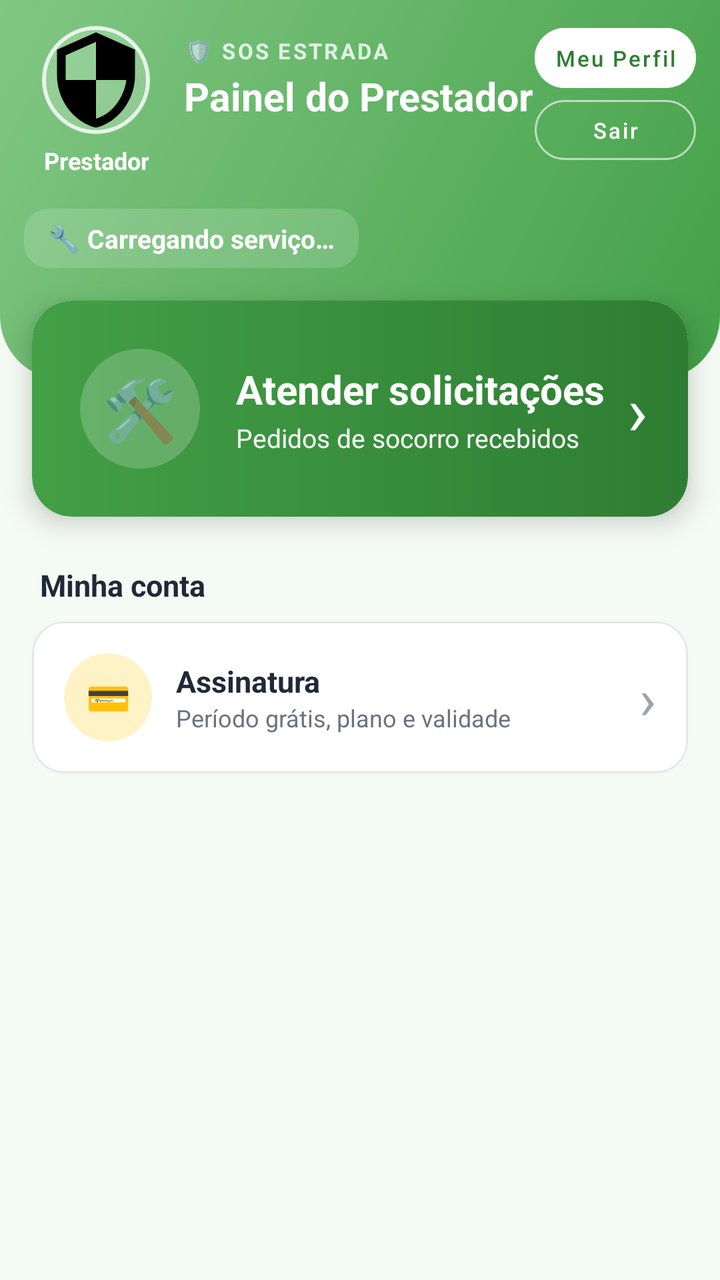
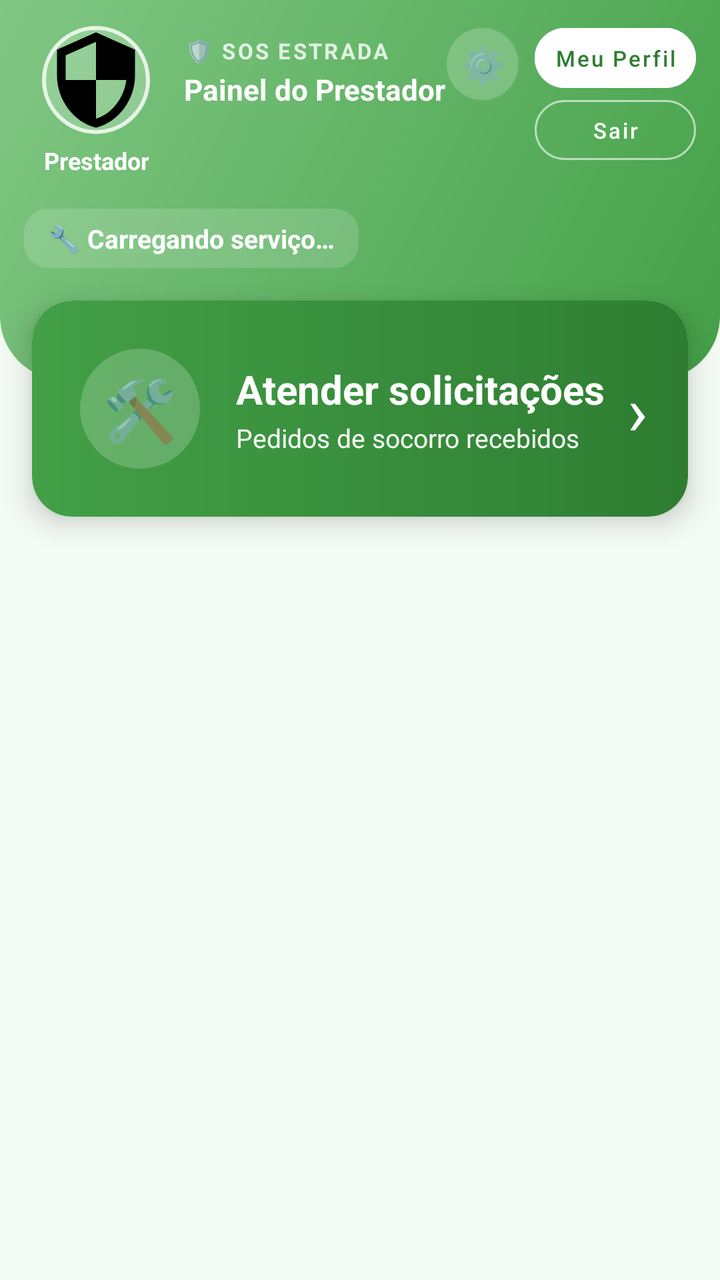

Two renders of the same Android screen: before a commit and after it. Below are the layout's source before the change and the commit's diff.
<!-- AndroidManifest.xml: application theme Theme.MaterialComponents.Light.NoActionBar -->
<!-- res/layout/activity_prestador_dashboard.xml -->
<?xml version="1.0" encoding="utf-8"?>
<ScrollView xmlns:android="http://schemas.android.com/apk/res/android"
    xmlns:app="http://schemas.android.com/apk/res-auto"
    xmlns:tools="http://schemas.android.com/tools"
    android:layout_width="match_parent"
    android:layout_height="match_parent"
    android:background="@color/prestador_fundo"
    android:fillViewport="true"
    android:fitsSystemWindows="true"
    tools:context=".PrestadorDashboardActivity">

    <LinearLayout
        android:layout_width="match_parent"
        android:layout_height="wrap_content"
        android:orientation="vertical">

        
        <LinearLayout
            android:layout_width="match_parent"
            android:layout_height="wrap_content"
            android:background="@drawable/bg_prestador_header"
            android:orientation="vertical"
            android:paddingStart="12dp"
            android:paddingTop="12dp"
            android:paddingEnd="12dp"
            android:paddingBottom="56dp">

            <LinearLayout
                android:layout_width="match_parent"
                android:layout_height="wrap_content"
                android:gravity="top"
                android:orientation="horizontal">

                
                <LinearLayout
                    android:layout_width="72dp"
                    android:layout_height="wrap_content"
                    android:gravity="center_horizontal"
                    android:orientation="vertical">

                    <com.google.android.material.imageview.ShapeableImageView
                        android:id="@+id/ivFotoPrestadorPainel"
                        android:layout_width="56dp"
                        android:layout_height="56dp"
                        android:background="#33FFFFFF"
                        android:padding="2dp"
                        android:scaleType="centerCrop"
                        android:src="@drawable/ic_admin"
                        app:shapeAppearanceOverlay="@style/AdminLogoCircular"
                        app:strokeColor="#CCFFFFFF"
                        app:strokeWidth="2dp" />

                    <TextView
                        android:id="@+id/tvNomePrestadorPainel"
                        android:layout_width="wrap_content"
                        android:layout_height="wrap_content"
                        android:layout_marginTop="4dp"
                        android:ellipsize="end"
                        android:gravity="center"
                        android:maxLines="1"
                        android:text="Prestador"
                        android:textColor="@android:color/white"
                        android:textSize="12sp"
                        android:textStyle="bold" />
                </LinearLayout>

                <LinearLayout
                    android:layout_width="0dp"
                    android:layout_height="wrap_content"
                    android:layout_marginStart="8dp"
                    android:layout_marginTop="6dp"
                    android:layout_weight="1"
                    android:orientation="vertical">

                    <TextView
                        android:layout_width="wrap_content"
                        android:layout_height="wrap_content"
                        android:letterSpacing="0.1"
                        android:text="🛡️ SOS ESTRADA"
                        android:textColor="#CCFFFFFF"
                        android:textSize="11sp"
                        android:textStyle="bold" />

                    <TextView
                        android:layout_width="match_parent"
                        android:layout_height="28dp"
                        android:layout_marginTop="2dp"
                        android:maxLines="1"
                        android:text="Painel do Prestador"
                        android:textColor="@android:color/white"
                        android:textStyle="bold"
                        app:autoSizeMaxTextSize="20sp"
                        app:autoSizeMinTextSize="13sp"
                        app:autoSizeTextType="uniform" />
                </LinearLayout>

                <LinearLayout
                    android:layout_width="wrap_content"
                    android:layout_height="wrap_content"
                    android:layout_marginTop="2dp"
                    android:orientation="vertical">

                    <com.google.android.material.button.MaterialButton
                        android:id="@+id/btnMeuPerfilPrestador"
                        style="@style/Widget.MaterialComponents.Button.UnelevatedButton"
                        android:layout_width="match_parent"
                        android:layout_height="30dp"
                        android:backgroundTint="@android:color/white"
                        android:insetTop="0dp"
                        android:insetBottom="0dp"
                        android:minWidth="0dp"
                        android:minHeight="0dp"
                        android:paddingStart="10dp"
                        android:paddingEnd="10dp"
                        android:text="Meu Perfil"
                        android:textAllCaps="false"
                        android:textColor="@color/prestador_verde_escuro"
                        android:textSize="11sp"
                        app:cornerRadius="15dp" />

                    <com.google.android.material.button.MaterialButton
                        android:id="@+id/btnVoltar"
                        style="@style/Widget.MaterialComponents.Button.OutlinedButton"
                        android:layout_width="match_parent"
                        android:layout_height="30dp"
                        android:layout_marginTop="6dp"
                        android:insetTop="0dp"
                        android:insetBottom="0dp"
                        android:minWidth="0dp"
                        android:minHeight="0dp"
                        android:paddingStart="10dp"
                        android:paddingEnd="10dp"
                        android:text="Sair"
                        android:textAllCaps="false"
                        android:textColor="@android:color/white"
                        android:textSize="11sp"
                        app:cornerRadius="15dp"
                        app:strokeColor="#99FFFFFF" />
                </LinearLayout>
            </LinearLayout>

            
            <TextView
                android:id="@+id/tvServicoPainel"
                android:layout_width="wrap_content"
                android:layout_height="wrap_content"
                android:layout_marginTop="16dp"
                android:background="@drawable/bg_admin_chip"
                android:backgroundTint="#26FFFFFF"
                android:paddingStart="12dp"
                android:paddingTop="6dp"
                android:paddingEnd="12dp"
                android:paddingBottom="6dp"
                android:text="🔧 Carregando serviço…"
                android:textColor="@android:color/white"
                android:textSize="13sp"
                android:textStyle="bold" />
        </LinearLayout>

        
        <com.google.android.material.card.MaterialCardView
            android:id="@+id/btnAtender"
            android:layout_width="match_parent"
            android:layout_height="wrap_content"
            android:layout_marginStart="16dp"
            android:layout_marginTop="-40dp"
            android:layout_marginEnd="16dp"
            android:clickable="true"
            android:focusable="true"
            app:cardCornerRadius="20dp"
            app:cardElevation="8dp">

            <LinearLayout
                android:layout_width="match_parent"
                android:layout_height="wrap_content"
                android:background="@drawable/bg_prestador_atender"
                android:gravity="center_vertical"
                android:orientation="horizontal"
                android:padding="20dp">

                
                <FrameLayout
                    android:layout_width="wrap_content"
                    android:layout_height="wrap_content">

                    <TextView
                        android:layout_width="60dp"
                        android:layout_height="60dp"
                        android:layout_margin="4dp"
                        android:background="@drawable/bg_admin_avatar"
                        android:backgroundTint="#33FFFFFF"
                        android:gravity="center"
                        android:text="🛠️"
                        android:textSize="30sp" />

                    <TextView
                        android:id="@+id/badgeAtender"
                        style="@style/BadgeNotificacao" />
                </FrameLayout>

                <LinearLayout
                    android:layout_width="0dp"
                    android:layout_height="wrap_content"
                    android:layout_marginStart="14dp"
                    android:layout_weight="1"
                    android:orientation="vertical">

                    <TextView
                        android:layout_width="wrap_content"
                        android:layout_height="wrap_content"
                        android:text="Atender solicitações"
                        android:textColor="@android:color/white"
                        android:textSize="20sp"
                        android:textStyle="bold" />

                    <TextView
                        android:layout_width="wrap_content"
                        android:layout_height="wrap_content"
                        android:layout_marginTop="2dp"
                        android:text="Pedidos de socorro recebidos"
                        android:textColor="#F2FFFFFF"
                        android:textSize="13sp" />
                </LinearLayout>

                <TextView
                    android:layout_width="wrap_content"
                    android:layout_height="wrap_content"
                    android:text="›"
                    android:textColor="@android:color/white"
                    android:textSize="34sp" />
            </LinearLayout>
        </com.google.android.material.card.MaterialCardView>

        <TextView
            android:layout_width="wrap_content"
            android:layout_height="wrap_content"
            android:layout_marginStart="20dp"
            android:layout_marginTop="24dp"
            android:layout_marginBottom="8dp"
            android:text="Minha conta"
            android:textColor="@color/admin_texto"
            android:textSize="15sp"
            android:textStyle="bold" />

        
        <com.google.android.material.card.MaterialCardView
            android:id="@+id/btnAssinatura"
            style="@style/AdminCard"
            android:layout_marginStart="16dp"
            android:layout_marginEnd="16dp"
            android:layout_marginBottom="24dp"
            android:clickable="true"
            android:focusable="true">

            <LinearLayout
                android:layout_width="match_parent"
                android:layout_height="wrap_content"
                android:gravity="center_vertical"
                android:orientation="horizontal"
                android:padding="16dp">

                <TextView
                    style="@style/AdminAvatar"
                    android:layout_width="44dp"
                    android:layout_height="44dp"
                    android:backgroundTint="@color/admin_laranja_claro"
                    android:text="💳"
                    android:textSize="18sp" />

                <LinearLayout
                    android:layout_width="0dp"
                    android:layout_height="wrap_content"
                    android:layout_marginStart="12dp"
                    android:layout_weight="1"
                    android:orientation="vertical">

                    <TextView
                        style="@style/AdminTitulo"
                        android:text="Assinatura"
                        android:textSize="15sp" />

                    <TextView
                        android:layout_width="wrap_content"
                        android:layout_height="wrap_content"
                        android:text="Período grátis, plano e validade"
                        android:textColor="@color/admin_texto_secundario"
                        android:textSize="12sp" />
                </LinearLayout>

                <TextView
                    android:layout_width="wrap_content"
                    android:layout_height="wrap_content"
                    android:text="›"
                    android:textColor="#9CA3AF"
                    android:textSize="28sp" />
            </LinearLayout>
        </com.google.android.material.card.MaterialCardView>

    </LinearLayout>
</ScrollView>
<!-- resources referenced by this layout -->
<resources>
  <color name="admin_laranja_claro">#FEF3C7</color>
  <color name="admin_texto">#1F2937</color>
  <color name="admin_texto_secundario">#6B7280</color>
  <color name="prestador_fundo">#F4FAF4</color>
  <color name="prestador_verde_escuro">#2E7D32</color>
  <!-- drawable bg_admin_avatar (drawable) -->
  <?xml version="1.0" encoding="utf-8"?>
  <shape xmlns:android="http://schemas.android.com/apk/res/android" android:shape="oval">
      <solid android:color="#FFFFFF" />
  </shape>
  <!-- drawable bg_admin_chip (drawable) -->
  <?xml version="1.0" encoding="utf-8"?>
  <shape xmlns:android="http://schemas.android.com/apk/res/android" android:shape="rectangle">
      <solid android:color="#FFFFFF" />
      <corners android:radius="12dp" />
  </shape>
  <!-- drawable bg_prestador_atender (drawable) -->
  <?xml version="1.0" encoding="utf-8"?>
  <shape xmlns:android="http://schemas.android.com/apk/res/android" android:shape="rectangle">
      <gradient
          android:angle="0"
          android:startColor="@color/prestador_verde"
          android:endColor="@color/prestador_verde_escuro" />
      <corners android:radius="20dp" />
  </shape>
  <!-- drawable bg_prestador_header (drawable) -->
  <?xml version="1.0" encoding="utf-8"?>
  <shape xmlns:android="http://schemas.android.com/apk/res/android" android:shape="rectangle">
      <gradient
          android:angle="315"
          android:startColor="@color/prestador_verde_inicio"
          android:endColor="@color/prestador_verde" />
      <corners
          android:bottomLeftRadius="32dp"
          android:bottomRightRadius="32dp" />
  </shape>
  <!-- drawable ic_admin (drawable) -->
  <vector xmlns:android="http://schemas.android.com/apk/res/android"
      android:width="24dp"
      android:height="24dp"
      android:viewportWidth="24"
      android:viewportHeight="24">
      <path
          android:fillColor="#FF000000"
          android:pathData="M12,1L3,5v6c0,5.55 3.84,10.74 9,12 5.16,-1.26 9,-6.45 9,-12V5l-9,-4zM12,11.99h7c-0.53,4.12 -3.28,7.79 -7,8.94V12H5V6.3l7,-3.11v8.8z"/>
  </vector>
  <style name="AdminAvatar">
          <item name="android:layout_width">48dp</item>
          <item name="android:layout_height">48dp</item>
          <item name="android:background">@drawable/bg_admin_avatar</item>
          <item name="android:gravity">center</item>
          <item name="android:textColor">@android:color/white</item>
          <item name="android:textSize">17sp</item>
          <item name="android:textStyle">bold</item>
      </style>
  <style name="AdminCard">
          <item name="android:layout_width">match_parent</item>
          <item name="android:layout_height">wrap_content</item>
          <item name="cardBackgroundColor">@android:color/white</item>
          <item name="cardCornerRadius">16dp</item>
          <item name="cardElevation">0dp</item>
          <item name="strokeColor">@color/admin_borda</item>
          <item name="strokeWidth">1dp</item>
      </style>
  <style name="AdminLogoCircular">
          <item name="cornerFamily">rounded</item>
          <item name="cornerSize">50%</item>
      </style>
  <style name="AdminTitulo">
          <item name="android:layout_width">wrap_content</item>
          <item name="android:layout_height">wrap_content</item>
          <item name="android:textColor">@color/admin_texto</item>
          <item name="android:textSize">16sp</item>
          <item name="android:textStyle">bold</item>
      </style>
  <color name="prestador_verde">#43A047</color>
  <color name="prestador_verde_inicio">#81C784</color>
  <color name="admin_borda">#E5E7EB</color>
  <!-- drawable bg_badge_notificacao (drawable) -->
  <?xml version="1.0" encoding="utf-8"?>
  <shape xmlns:android="http://schemas.android.com/apk/res/android"
      android:shape="rectangle">
      <solid android:color="#D32F2F" />
      <corners android:radius="10dp" />
      <stroke
          android:width="1.5dp"
          android:color="#FFFFFF" />
  </shape>
  <!-- unchanged entries left out for length: 1 -->
</resources>

<!-- the commit's change to res/layout/activity_prestador_dashboard.xml (unified diff, before → after) -->
@@ -93,6 +93,23 @@
                         app:autoSizeMinTextSize="13sp"
                         app:autoSizeTextType="uniform" />
                 </LinearLayout>
+
+                
+                <TextView
+                    android:id="@+id/btnConfiguracoesPrestador"
+                    android:layout_width="36dp"
+                    android:layout_height="36dp"
+                    android:layout_marginTop="2dp"
+                    android:layout_marginEnd="8dp"
+                    android:background="@drawable/bg_admin_avatar"
+                    android:backgroundTint="#33FFFFFF"
+                    android:clickable="true"
+                    android:contentDescription="Configurações"
+                    android:focusable="true"
+                    android:foreground="?attr/selectableItemBackgroundBorderless"
+                    android:gravity="center"
+                    android:text="⚙️"
+                    android:textSize="18sp" />
 
                 <LinearLayout
                     android:layout_width="wrap_content"
@@ -223,6 +240,7 @@
                 </LinearLayout>
 
                 <TextView
+                    android:id="@+id/tvSetaAtender"
                     android:layout_width="wrap_content"
                     android:layout_height="wrap_content"
                     android:text="›"
@@ -231,70 +249,13 @@
             </LinearLayout>
         </com.google.android.material.card.MaterialCardView>
 
-        <TextView
-            android:layout_width="wrap_content"
+        
+        <FrameLayout
+            android:id="@+id/containerListaAtendimento"
+            android:layout_width="match_parent"
             android:layout_height="wrap_content"
-            android:layout_marginStart="20dp"
-            android:layout_marginTop="24dp"
-            android:layout_marginBottom="8dp"
-            android:text="Minha conta"
-            android:textColor="@color/admin_texto"
-            android:textSize="15sp"
-            android:textStyle="bold" />
-
-        
-        <com.google.android.material.card.MaterialCardView
-            android:id="@+id/btnAssinatura"
-            style="@style/AdminCard"
-            android:layout_marginStart="16dp"
-            android:layout_marginEnd="16dp"
-            android:layout_marginBottom="24dp"
-            android:clickable="true"
-            android:focusable="true">
-
-            <LinearLayout
-                android:layout_width="match_parent"
-                android:layout_height="wrap_content"
-                android:gravity="center_vertical"
-                android:orientation="horizontal"
-                android:padding="16dp">
-
-                <TextView
-                    style="@style/AdminAvatar"
-                    android:layout_width="44dp"
-                    android:layout_height="44dp"
-                    android:backgroundTint="@color/admin_laranja_claro"
-                    android:text="💳"
-                    android:textSize="18sp" />
-
-                <LinearLayout
-                    android:layout_width="0dp"
-                    android:layout_height="wrap_content"
-                    android:layout_marginStart="12dp"
-                    android:layout_weight="1"
-                    android:orientation="vertical">
-
-                    <TextView
-                        style="@style/AdminTitulo"
-                        android:text="Assinatura"
-                        android:textSize="15sp" />
-
-                    <TextView
-                        android:layout_width="wrap_content"
-                        android:layout_height="wrap_content"
-                        android:text="Período grátis, plano e validade"
-                        android:textColor="@color/admin_texto_secundario"
-                        android:textSize="12sp" />
-                </LinearLayout>
-
-                <TextView
-                    android:layout_width="wrap_content"
-                    android:layout_height="wrap_content"
-                    android:text="›"
-                    android:textColor="#9CA3AF"
-                    android:textSize="28sp" />
-            </LinearLayout>
-        </com.google.android.material.card.MaterialCardView>
+            android:paddingBottom="24dp"
+            android:visibility="gone" />
 
     </LinearLayout>
 </ScrollView>
<!-- resource entries referenced after the edit -->
@@ -1,8 +1,5 @@
 <!-- resources referenced by this layout -->
 <resources>
-  <color name="admin_laranja_claro">#FEF3C7</color>
-  <color name="admin_texto">#1F2937</color>
-  <color name="admin_texto_secundario">#6B7280</color>
   <color name="prestador_fundo">#F4FAF4</color>
   <color name="prestador_verde_escuro">#2E7D32</color>
   <!-- drawable bg_admin_avatar (drawable) -->
@@ -46,38 +43,12 @@
           android:fillColor="#FF000000"
           android:pathData="M12,1L3,5v6c0,5.55 3.84,10.74 9,12 5.16,-1.26 9,-6.45 9,-12V5l-9,-4zM12,11.99h7c-0.53,4.12 -3.28,7.79 -7,8.94V12H5V6.3l7,-3.11v8.8z"/>
   </vector>
-  <style name="AdminAvatar">
-          <item name="android:layout_width">48dp</item>
-          <item name="android:layout_height">48dp</item>
-          <item name="android:background">@drawable/bg_admin_avatar</item>
-          <item name="android:gravity">center</item>
-          <item name="android:textColor">@android:color/white</item>
-          <item name="android:textSize">17sp</item>
-          <item name="android:textStyle">bold</item>
-      </style>
-  <style name="AdminCard">
-          <item name="android:layout_width">match_parent</item>
-          <item name="android:layout_height">wrap_content</item>
-          <item name="cardBackgroundColor">@android:color/white</item>
-          <item name="cardCornerRadius">16dp</item>
-          <item name="cardElevation">0dp</item>
-          <item name="strokeColor">@color/admin_borda</item>
-          <item name="strokeWidth">1dp</item>
-      </style>
   <style name="AdminLogoCircular">
           <item name="cornerFamily">rounded</item>
           <item name="cornerSize">50%</item>
       </style>
-  <style name="AdminTitulo">
-          <item name="android:layout_width">wrap_content</item>
-          <item name="android:layout_height">wrap_content</item>
-          <item name="android:textColor">@color/admin_texto</item>
-          <item name="android:textSize">16sp</item>
-          <item name="android:textStyle">bold</item>
-      </style>
   <color name="prestador_verde">#43A047</color>
   <color name="prestador_verde_inicio">#81C784</color>
-  <color name="admin_borda">#E5E7EB</color>
   <!-- drawable bg_badge_notificacao (drawable) -->
   <?xml version="1.0" encoding="utf-8"?>
   <shape xmlns:android="http://schemas.android.com/apk/res/android"
